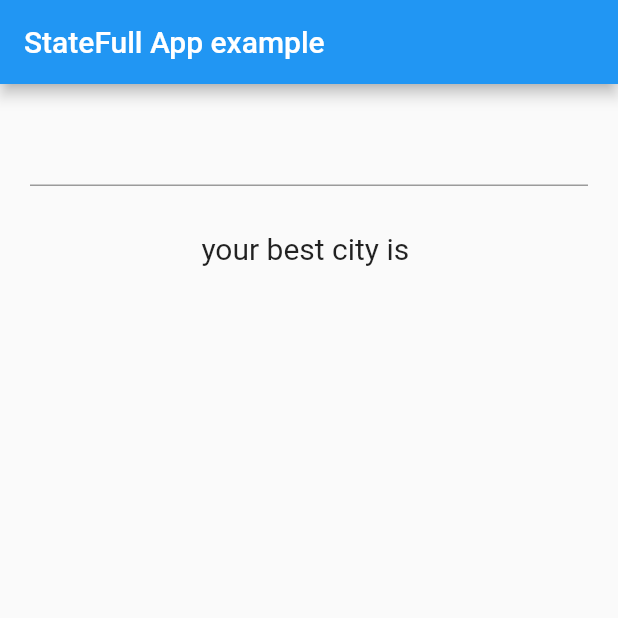
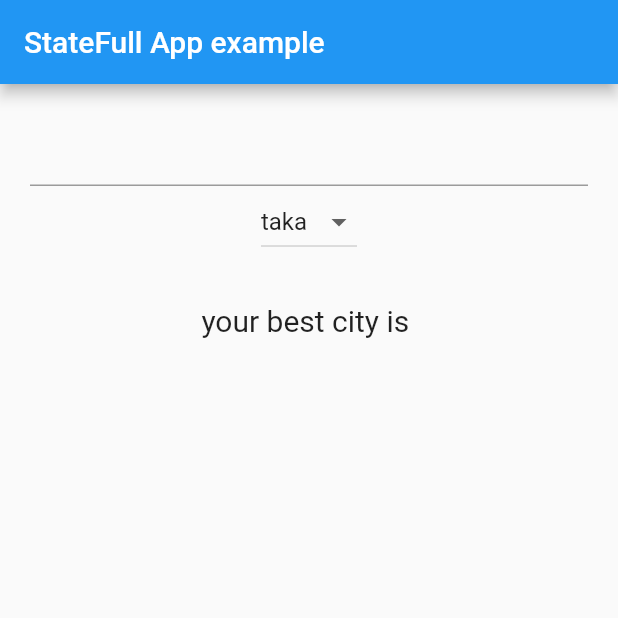
Before and after one commit to Arif-Shahriar028/Flutter_Applications, a Flutter app: the screen it shows after launch, on a phone screen of 412 x 824 dp, the top half of it. Run offline on Flutter 3.47's test engine with Material 2 defaults, Android fonts, the phone set to English and light mode, and no system bars.

Commit message:
Practise: 7

```diff
--- a/lib/main.dart
+++ b/lib/main.dart
@@ -18,6 +18,9 @@ class FavouriteCity extends StatefulWidget{
 
 class _FavouriteCityState extends State<FavouriteCity>{
   String nameCity = "";
+  var _currencies = ['taka', 'dollar', 'euro', 'dinar'];
+  var _currentItemSelected = 'taka';
+
   @override
   Widget build(BuildContext context) {
     return Scaffold(
@@ -35,6 +38,22 @@ class _FavouriteCityState extends State<FavouriteCity>{
                 });
               },
             ),
+
+            DropdownButton<String>(
+              items: _currencies.map((String stringItem){
+                return DropdownMenuItem<String>(
+                  value: stringItem,
+                  child: Text(stringItem),
+                );
+              }).toList(),
+              onChanged: (String newValueSelected){
+                setState(() {
+                  this._currentItemSelected = newValueSelected;
+                });
+              },
+              value: _currentItemSelected,
+            ),
+
             Padding(
               padding: EdgeInsets.all(30.0),
               child: Text(
```
